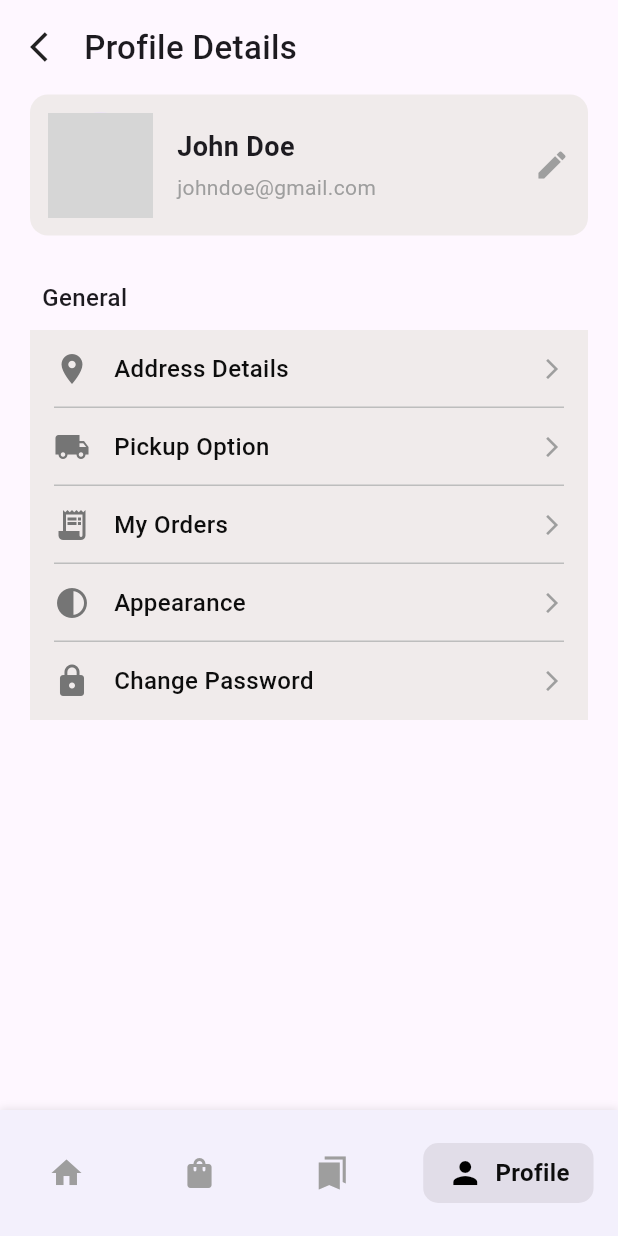
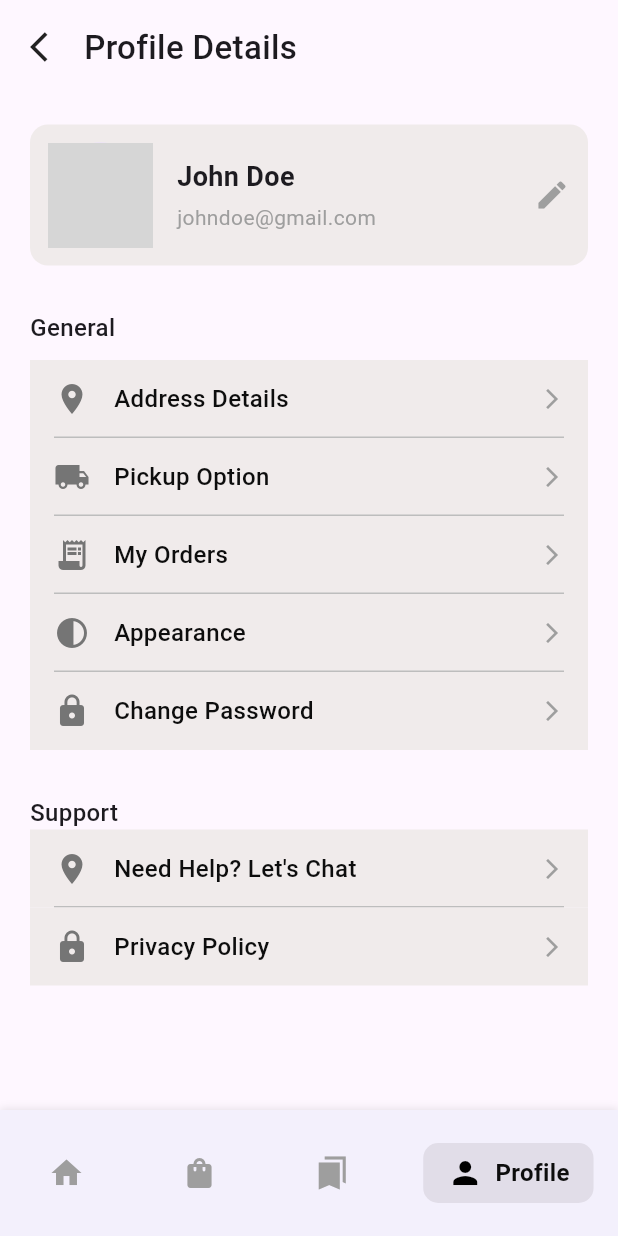
Before and after one commit to Arjabi04/Grocery-app, a Flutter app: the screen it shows after launch, item 4 of the bottom bar chosen, on a phone screen of 412 x 824 dp. Run offline on Flutter 3.47's test engine with Material 3 defaults, Android fonts, the phone set to English and light mode, and no system bars; our stand-ins replace dotted_line; network calls fail; grey boxes are pictures that could not be loaded.

Commit message:
added support section

```diff
--- a/lib/dashboard/profile_details.dart
+++ b/lib/dashboard/profile_details.dart
@@ -28,23 +28,24 @@ class ProfileDetails extends StatelessWidget {
               const SizedBox(height: 16),
 
               // Profile Card
-              const ProfileCard(
+              Padding(
+                padding: const EdgeInsets.only(top: 20),
+                child: const ProfileCard(
                   name: "John Doe",
                   email: "johndoe@gmail.com",
                   imageUrl:
                       "https://i.pinimg.com/736x/b7/7e/02/b77e025fce3784c582618935c4a4eeb0.jpg",
                 ),
+              ),
 
               const SizedBox(height: 30),
 
               // Section Title
-              const Padding(
-                padding: EdgeInsets.symmetric(horizontal: 8.0),
-                child: Text(
+              Text(
                 "General",
                 style: TextStyle(fontSize: 16, fontWeight: FontWeight.w500),
               ),
-              ),
+
               const SizedBox(height: 10),
               Column(
                 children: const [
@@ -65,7 +66,27 @@ class ProfileDetails extends StatelessWidget {
                     icon: Icons.lock,
                     title: "Change Password",
                     showDivider: false,
-                  ), // last item no divider
+                  ),
+                ],
+              ),
+              const SizedBox(height: 30),
+
+              // suppport
+              Text(
+                "Support",
+                style: TextStyle(fontSize: 16, fontWeight: FontWeight.w500),
+              ),
+              Column(
+                children: const [
+                  ProfileOptionCard(
+                    icon: Icons.location_on,
+                    title: "Need Help? Let's Chat",
+                  ),
+                  ProfileOptionCard(
+                    icon: Icons.lock,
+                    title: "Privacy Policy",
+                    showDivider: false,
+                  ),
                 ],
               ),
             ],
```
Lines whose indentation alone changed are shown as unchanged.
